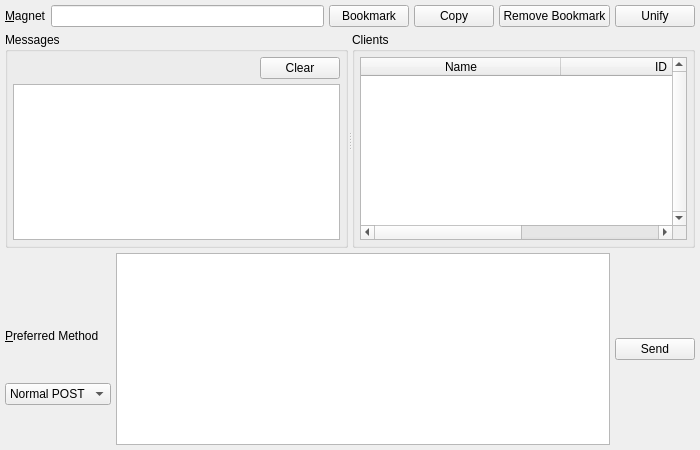
Old version of the form branches/trunk/UI/spot-on-buzzpage.ui in the repository textbrowser/spot-on.
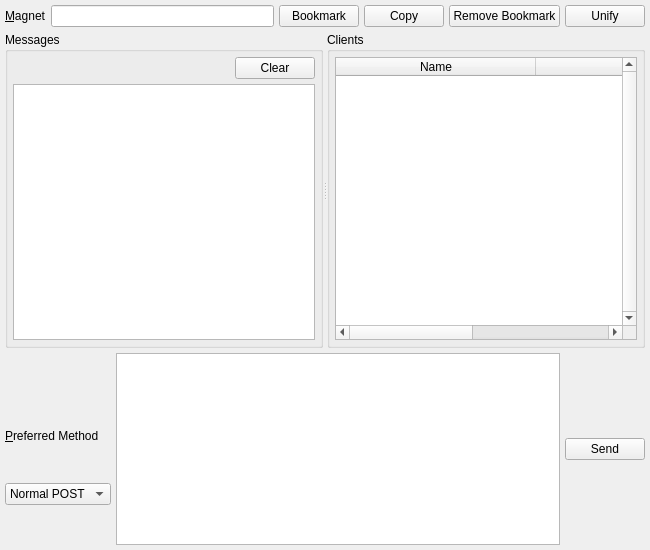
New version of the form. Custom widgets are drawn as their Qt base class.

Patch:
```diff
--- a/branches/trunk/UI/spot-on-buzzpage.ui
+++ b/branches/trunk/UI/spot-on-buzzpage.ui
@@ -6,8 +6,8 @@
    <rect>
     <x>0</x>
     <y>0</y>
-    <width>700</width>
-    <height>450</height>
+    <width>650</width>
+    <height>550</height>
    </rect>
   </property>
   <property name="windowTitle">
```
